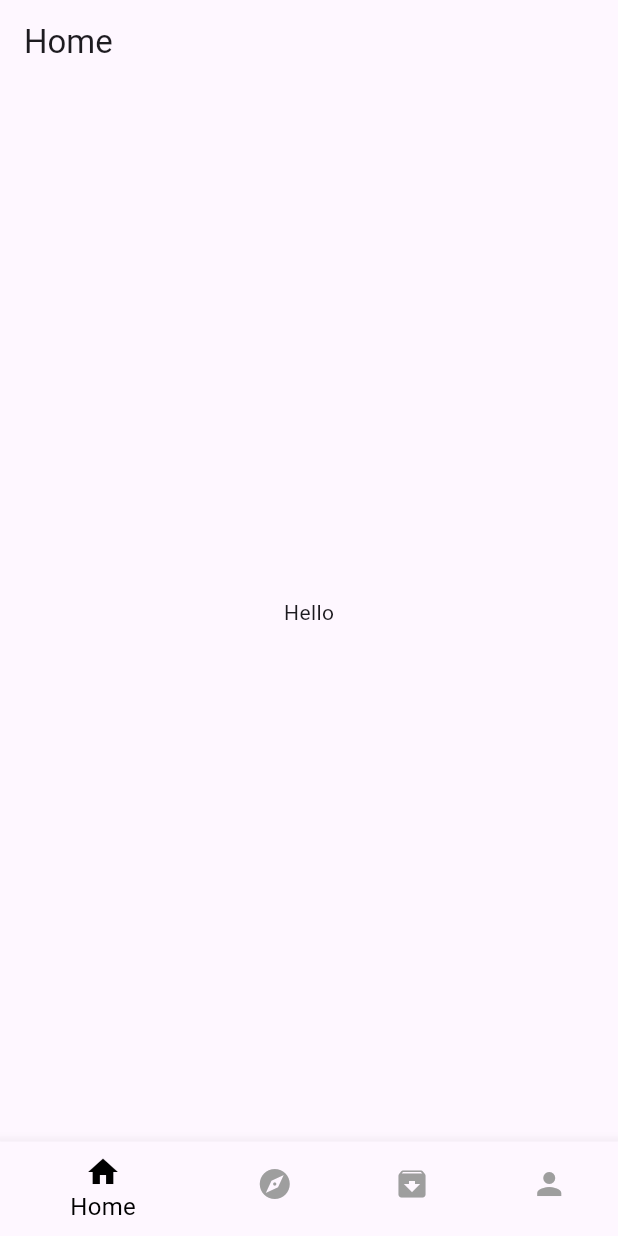
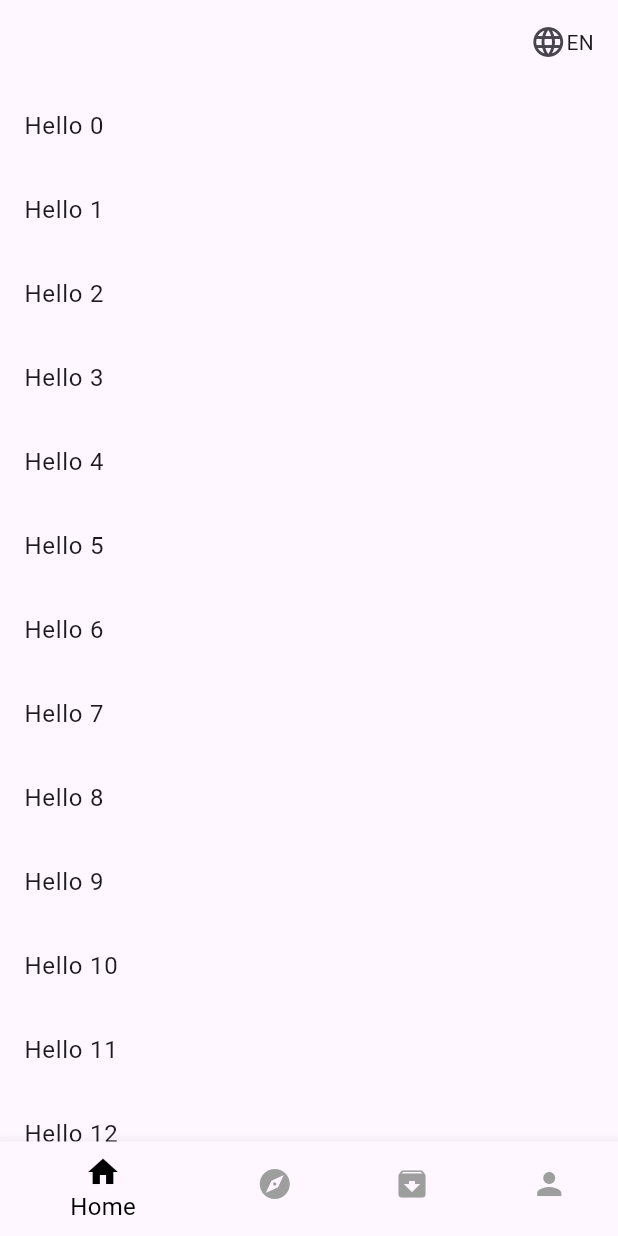
Before and after one commit to phanvanphuhn/reading_comic, a Flutter app: the screen it shows after launch, on a phone screen of 412 x 824 dp. Run offline on Flutter 3.47's test engine with Material 3 defaults, Android fonts, the phone set to English and light mode, and no system bars; generated files the repository leaves out were written again.

Commit message:
add multi langauge

```diff
--- a/lib/main.dart
+++ b/lib/main.dart
@@ -6,29 +6,55 @@ import 'package:flutter/material.dart';
 import 'package:flutter_gen/gen_l10n/app_localizations.dart';
 
 void main() {
-  runApp(const MyApp());
+  runApp(MainApp());
+}
+
+class MainApp extends StatefulWidget {
+  const MainApp({super.key});
+
+  @override
+  State<MainApp> createState() => _MainAppState();
+}
+
+class _MainAppState extends State<MainApp> {
+  Locale _locale = const Locale('en', 'US');
+
+  void _switchLocale(Locale locale) {
+    setState(() {
+      _locale = locale;
+    });
+  }
+
+  @override
+  Widget build(BuildContext context) {
+    return MyApp(locale: _locale, onLocaleChanged: _switchLocale);
+  }
 }
 
 class MyApp extends StatelessWidget {
-  const MyApp({super.key});
+  final Locale? locale;
+  final ValueChanged<Locale> onLocaleChanged;
+
+  const MyApp({super.key, required this.locale, required this.onLocaleChanged});
 
   @override
   Widget build(BuildContext context) {
     return MaterialApp(
       localizationsDelegates: AppLocalizations.localizationsDelegates,
       supportedLocales: AppLocalizations.supportedLocales,
-      // locale: const Locale('vi', 'VN'), set language
+      locale: locale,
       title: 'Flutter Demo',
       theme: ThemeData(
         colorScheme: ColorScheme.fromSeed(seedColor: Colors.deepPurple),
       ),
-      home: const MyHomePage(),
+      home: MyHomePage(onLocaleChanged: onLocaleChanged),
     );
   }
 }
 
 class MyHomePage extends StatefulWidget {
-  const MyHomePage({super.key});
+  final ValueChanged<Locale> onLocaleChanged;
+  const MyHomePage({super.key, required this.onLocaleChanged});
 
   @override
   State<MyHomePage> createState() => _MyHomePageState();
@@ -37,24 +63,17 @@ class MyHomePage extends StatefulWidget {
 class _MyHomePageState extends State<MyHomePage> {
   int _selectedIndex = 0;
 
-  // Replace these with your actual screens from each module
-  static final List<Widget> _screens = <Widget>[
-    Center(child: HomeModule()), // e.g., HomeScreen()
-    Center(child: ExploreModule()),
-    Center(child: ArchiveModule()),
-    Center(child: ProfileModule()),
-  ];
-
-  void _onItemTapped(int index) {
-    setState(() {
-      _selectedIndex = index;
-    });
-  }
-
   @override
   Widget build(BuildContext context) {
+    final List<Widget> screens = <Widget>[
+      Center(child: HomeModule(onLocaleChanged: widget.onLocaleChanged)),
+      Center(child: ExploreModule()),
+      Center(child: ArchiveModule()),
+      Center(child: ProfileModule()),
+    ];
+
     return Scaffold(
-      body: _screens[_selectedIndex],
+      body: screens[_selectedIndex],
       bottomNavigationBar: BottomNavigationBar(
         backgroundColor: Colors.red,
         currentIndex: _selectedIndex,
@@ -72,4 +91,10 @@ class _MyHomePageState extends State<MyHomePage> {
       ),
     );
   }
+
+  void _onItemTapped(int index) {
+    setState(() {
+      _selectedIndex = index;
+    });
+  }
 }
--- a/lib/modules/explore/explore_module.dart
+++ b/lib/modules/explore/explore_module.dart
@@ -12,7 +12,7 @@ class _ExploreModuleState extends State<ExploreModule> {
   @override
   Widget build(BuildContext context) {
     return Scaffold(
-      appBar: AppBar(title: Text('Home')),
+      appBar: AppBar(title: Text('Explore')),
       body: Center(child: Text(AppLocalizations.of(context)!.hello)),
     );
   }
--- a/lib/modules/home/home_module.dart
+++ b/lib/modules/home/home_module.dart
@@ -2,18 +2,49 @@ import 'package:flutter/material.dart';
 import 'package:flutter_gen/gen_l10n/app_localizations.dart';
 
 class HomeModule extends StatefulWidget {
-  const HomeModule({super.key});
+  final ValueChanged<Locale> onLocaleChanged;
+  const HomeModule({super.key, required this.onLocaleChanged});
 
   @override
   State<HomeModule> createState() => _HomeModuleState();
 }
 
 class _HomeModuleState extends State<HomeModule> {
+  void _toggleLocale() {
+    final current = Localizations.localeOf(context);
+    if (current.languageCode == 'en') {
+      widget.onLocaleChanged(const Locale('vi', 'VN'));
+    } else {
+      widget.onLocaleChanged(const Locale('en', 'US'));
+    }
+  }
+
   @override
   Widget build(BuildContext context) {
     return Scaffold(
-      appBar: AppBar(title: Text('Home')),
-      body: Center(child: Text(AppLocalizations.of(context)!.hello)),
+      appBar: AppBar(
+        actionsPadding: const EdgeInsets.symmetric(horizontal: 16),
+        actions: [
+          InkWell(
+            onTap: _toggleLocale,
+            child: Row(
+              children: [
+                const Icon(Icons.language, size: 24),
+                Text(
+                  Localizations.localeOf(context).languageCode.toUpperCase(),
+                ),
+              ],
+            ),
+          ),
+        ],
+      ),
+      body: ListView.builder(
+        itemBuilder: (context, index) {
+          return ListTile(
+            title: Text('${AppLocalizations.of(context)!.hello} $index'),
+          );
+        },
+      ),
     );
   }
 }
--- a/lib/modules/profile/profile_module.dart
+++ b/lib/modules/profile/profile_module.dart
@@ -12,7 +12,7 @@ class _ProfileModuleState extends State<ProfileModule> {
   @override
   Widget build(BuildContext context) {
     return Scaffold(
-      appBar: AppBar(title: Text('Home')),
+      appBar: AppBar(title: Text('Profile')),
       body: Center(child: Text(AppLocalizations.of(context)!.hello)),
     );
   }
```
